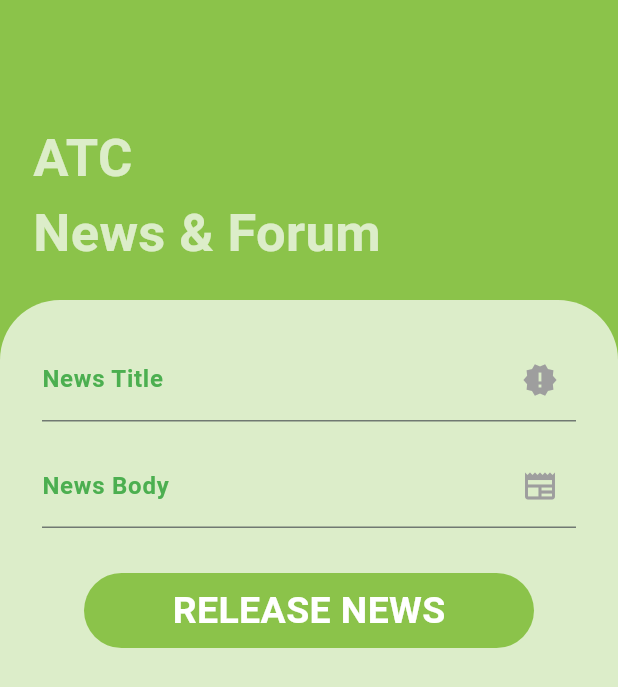
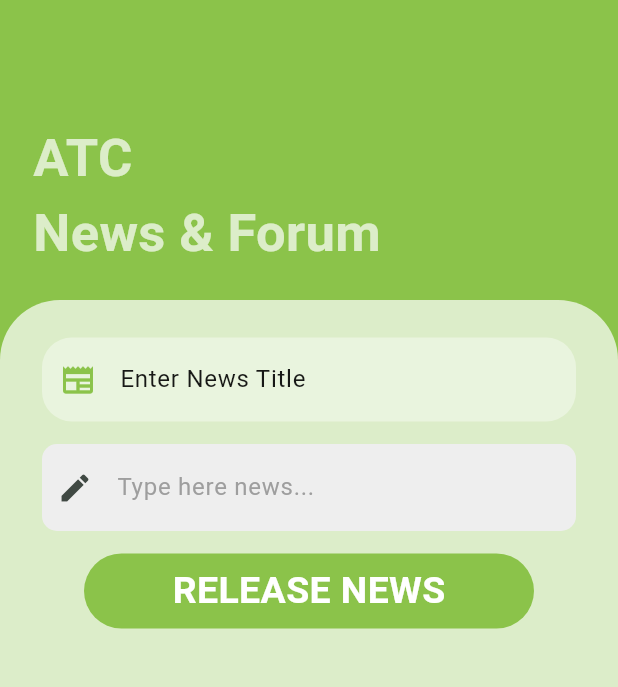
Before and after one commit to roja18/news_forums_app, a Flutter app: the AdminNews screen opened directly, after a tap on the "add to queue" icon, on a phone screen of 412 x 824 dp. Shown: the top 687 px of the screen. Run offline on Flutter 3.47's test engine with Material 3 defaults, Android fonts, the phone set to English and light mode, and no system bars; our stand-ins replace cloud_firestore, firebase_auth, firebase_core; accounts and stored records are empty.

Commit message:
done news send

```diff
--- a/lib/screens/admin_add_news.dart
+++ b/lib/screens/admin_add_news.dart
@@ -1,13 +1,53 @@
 import 'package:flutter/material.dart';
+import 'package:cloud_firestore/cloud_firestore.dart'; // Import Firestore library
+import 'admin_news.dart';
+import 'component/reusable_widget.dart';
 
 class AdminAddNews extends StatefulWidget {
-  const AdminAddNews({super.key});
+  const AdminAddNews({Key? key}) : super(key: key);
 
   @override
   State<AdminAddNews> createState() => _AdminAddNewsState();
 }
 
 class _AdminAddNewsState extends State<AdminAddNews> {
+  TextEditingController _newsController = TextEditingController();
+  TextEditingController _textEditingController = TextEditingController();
+
+  // Function to add news to Firestore collection
+  Future<void> _addNewsToFirestore(String newsTitle, String newsContent) async {
+    try {
+      // Get a reference to the Firestore collection
+      CollectionReference newsCollection =
+          FirebaseFirestore.instance.collection('news');
+
+      // Add a new document with auto-generated ID
+      await newsCollection.add({
+        'title': newsTitle,
+        'content': newsContent,
+        'timestamp': DateTime.now(), // Optional: Include a timestamp
+      });
+
+      // Show a success message
+      ScaffoldMessenger.of(context).showSnackBar(
+        SnackBar(
+          content: Text('News added successfully!'),
+          backgroundColor: Colors.green,
+        ),
+      );
+      Navigator.push(
+          context, MaterialPageRoute(builder: (context) => AdminNews()));
+    } catch (error) {
+      // Show an error message
+      ScaffoldMessenger.of(context).showSnackBar(
+        SnackBar(
+          content: Text('Failed to add news: $error'),
+          backgroundColor: Colors.red,
+        ),
+      );
+    }
+  }
+
   @override
   Widget build(BuildContext context) {
     return Scaffold(
@@ -24,7 +64,8 @@ class _AdminAddNewsState extends State<AdminAddNews> {
                 style: TextStyle(
                   fontSize: 35,
                   color: Colors.white70,
-                  fontWeight: FontWeight.bold),
+                  fontWeight: FontWeight.bold,
+                ),
               ),
             ),
           ),
@@ -46,35 +87,30 @@ class _AdminAddNewsState extends State<AdminAddNews> {
                   child: Column(
                     mainAxisAlignment: MainAxisAlignment.center,
                     children: [
-                    const TextField(
-                      decoration: InputDecoration(
-                          suffixIcon: Icon(
-                            Icons.new_releases,
-                            color: Colors.grey,
-                          ),
-                          label: Text(
-                            "News Title",
-                            style: TextStyle(
-                                fontWeight: FontWeight.bold,
-                                color: Colors.green),
-                          )),
+                      reusableTextFild(
+                        "Enter News Title",
+                        Icons.newspaper,
+                        false,
+                        _newsController,
                       ),
                       const SizedBox(height: 15),
-                    const TextField(
-                      decoration: InputDecoration(
-                          suffixIcon: Icon(
-                            Icons.newspaper,
-                            color: Colors.grey,
+                      ReusableTextareaFild(
+                        controller: _textEditingController,
+                        hintText: 'Type here news...',
+                        icon: Icons.edit,
+                        isPasswordType: false,
                       ),
-                          label: Text(
-                            "News Body",
-                            style: TextStyle(
-                                fontWeight: FontWeight.bold,
-                                color: Colors.green),
-                          )),
-                    ),
-                    const SizedBox(height: 30),
-                    Container(
+                      const SizedBox(height: 15),
+                      GestureDetector(
+                        onTap: () {
+                          // Extract text from controllers
+                          String newsTitle = _newsController.text;
+                          String newsContent = _textEditingController.text;
+
+                          // Call function to add news to Firestore
+                          _addNewsToFirestore(newsTitle, newsContent);
+                        },
+                        child: Container(
                           height: 50,
                           width: 300,
                           decoration: BoxDecoration(
@@ -87,7 +123,9 @@ class _AdminAddNewsState extends State<AdminAddNews> {
                               style: TextStyle(
                                 fontSize: 25,
                                 fontWeight: FontWeight.bold,
-                              color: Colors.white),
+                                color: Colors.white,
+                              ),
+                            ),
                           ),
                         ),
                       ),
@@ -97,8 +135,9 @@ class _AdminAddNewsState extends State<AdminAddNews> {
                 ),
               ),
             ),
-        )
+          ),
         ],
-    ));
+      ),
+    );
   }
 }
--- a/lib/screens/admin_news.dart
+++ b/lib/screens/admin_news.dart
@@ -1,8 +1,10 @@
 import 'package:flutter/material.dart';
+import 'package:cloud_firestore/cloud_firestore.dart'; // Import Firestore library
+import 'package:intl/intl.dart'; // Import intl library for date formatting
 import 'package:news_and_forums/screens/admin_add_news.dart';
 
 class AdminNews extends StatefulWidget {
-  const AdminNews({super.key});
+  const AdminNews({Key? key}) : super(key: key);
 
   @override
   State<AdminNews> createState() => _AdminNewsState();
@@ -17,22 +19,23 @@ class _AdminNewsState extends State<AdminNews> {
           Container(
             height: double.infinity,
             width: double.infinity,
-              decoration: const BoxDecoration(color: Colors.lightGreen),
-              child: const Padding(
-                padding: EdgeInsets.only(top: 80.0, left: 22.0),
-                child: Text(
+            decoration: BoxDecoration(color: Colors.lightGreen),
+            child: Padding(
+              padding: const EdgeInsets.only(top: 80.0, left: 22.0),
+              child: const Text(
                 "ATC \nNews & Forum",
                 style: TextStyle(
                   fontSize: 35,
                   color: Colors.white70,
-                      fontWeight: FontWeight.bold),
+                  fontWeight: FontWeight.bold,
+                ),
               ),
             ),
           ),
           Padding(
             padding: const EdgeInsets.only(top: 200.0),
             child: Container(
-                decoration: const BoxDecoration(
+              decoration: BoxDecoration(
                 borderRadius: BorderRadius.only(
                   topLeft: Radius.circular(40),
                   topRight: Radius.circular(40),
@@ -42,7 +45,8 @@ class _AdminNewsState extends State<AdminNews> {
               height: double.infinity,
               width: double.infinity,
               child: Padding(
-                  padding: EdgeInsets.only(top: 10, left: 28.0, right: 28.0),
+                padding:
+                    const EdgeInsets.only(top: 10, left: 28.0, right: 28.0),
                 child: SingleChildScrollView(
                   child: Column(
                     mainAxisAlignment: MainAxisAlignment.center,
@@ -51,34 +55,65 @@ class _AdminNewsState extends State<AdminNews> {
                         'News List',
                         style: TextStyle(
                           fontWeight: FontWeight.bold,
-                              color: Color.fromARGB(255, 9, 117, 14)),
+                          color: Color.fromARGB(255, 9, 117, 14),
+                        ),
                       ),
                       SizedBox(height: 5),
-                        Card(
-                          child: SizedBox(
-                            height: 120,
-                            child: Padding(
-                              padding: const EdgeInsets.only(left: 10.0),
-                              child: Row(
-                                children: [
-                                  Image.asset(
-                                    'image/newz.png',
-                                    width: 100,
-                                  ),
-                                  const SizedBox(width: 5),
-                                  const Column(
-                                    mainAxisAlignment: MainAxisAlignment.center,
+                      // Display news articles from Firestore
+                      StreamBuilder<QuerySnapshot>(
+                        stream: FirebaseFirestore.instance
+                            .collection('news')
+                            .snapshots(),
+                        builder: (context, snapshot) {
+                          if (snapshot.connectionState ==
+                              ConnectionState.waiting) {
+                            return CircularProgressIndicator(); // Display loading indicator while fetching data
+                          }
+                          if (snapshot.hasError) {
+                            return Text('Error: ${snapshot.error}');
+                          }
+                          // If data is available, display news articles
+                          return ListView.builder(
+                            shrinkWrap: true,
+                            itemCount: snapshot.data!.docs.length,
+                            itemBuilder: (context, index) {
+                              var news = snapshot.data!.docs[index];
+                              // Format timestamp to a readable format
+                              var timestamp =
+                                  (news['timestamp'] as Timestamp).toDate();
+                              var formattedDate = DateFormat.yMMMMd()
+                                  .add_jm()
+                                  .format(timestamp);
+                              return Card(
+                                child: ListTile(
+                                  leading: Image.asset('image/newz.png',
+                                      width: 60), // Reduce image size
+                                  title: Text(
+                                    news['title'],
+                                    style:
+                                        TextStyle(fontWeight: FontWeight.bold),
+                                  ), // Display news title
+                                  subtitle: Column(
                                     crossAxisAlignment:
                                         CrossAxisAlignment.start,
                                     children: [
-                                      Text('Heading'),
-                                      Text('Contents........'),
+                                      Text(news[
+                                          'content']), // Display news content
+                                      Row(
+                                        children: [
+                                          Text(
+                                            formattedDate,
+                                            style: TextStyle(color: Colors.green),
+                                          ),
                                         ],
-                                  )
+                                      ), // Display formatted date
                                     ],
                                   ),
                                 ),
-                          ),
+                              );
+                            },
+                          );
+                        },
                       ),
                     ],
                   ),
@@ -90,10 +125,11 @@ class _AdminNewsState extends State<AdminNews> {
       ),
       floatingActionButton: FloatingActionButton(
         onPressed: () {
-            Navigator.push(context,
-                MaterialPageRoute(builder: (context) => AdminAddNews()));
+          Navigator.push(
+              context, MaterialPageRoute(builder: (context) => AdminAddNews()));
         },
         child: Icon(Icons.add_to_queue),
-        ));
+      ),
+    );
   }
 }
--- a/lib/screens/component/reusable_widget.dart
+++ b/lib/screens/component/reusable_widget.dart
@@ -112,3 +112,40 @@ Container signInSignoutbutton(
     ),
   );
 }
+
+class ReusableTextareaFild extends StatelessWidget {
+  final TextEditingController controller;
+  final String hintText;
+  final IconData icon;
+  final bool isPasswordType;
+
+  ReusableTextareaFild({
+    required this.controller,
+    required this.hintText,
+    required this.icon,
+    this.isPasswordType = false,
+  });
+
+  @override
+  Widget build(BuildContext context) {
+    return Container(
+      padding: EdgeInsets.symmetric(vertical: 5, horizontal: 10),
+      decoration: BoxDecoration(
+        color: Colors.grey[200],
+        borderRadius: BorderRadius.circular(10),
+      ),
+      child: TextFormField(
+        controller: controller,
+        obscureText: isPasswordType,
+        maxLines: null, // Allow unlimited number of lines
+        keyboardType: TextInputType.multiline, // Enable multiline input
+        decoration: InputDecoration(
+          hintText: hintText,
+          hintStyle: TextStyle(color: Colors.grey),
+          border: InputBorder.none,
+          icon: Icon(icon),
+        ),
+      ),
+    );
+  }
+}
--- a/lib/screens/login.dart
+++ b/lib/screens/login.dart
@@ -1,7 +1,5 @@
 import 'package:firebase_auth/firebase_auth.dart';
-import 'package:flutter/cupertino.dart';
 import 'package:flutter/material.dart';
-import 'package:flutter/widgets.dart';
 import 'package:news_and_forums/screens/admin_home.dart';
 import 'package:news_and_forums/screens/regster.dart';
 
--- a/pubspec.yaml
+++ b/pubspec.yaml
@@ -37,6 +37,8 @@ dependencies:
   cupertino_icons: ^1.0.6
   firebase_core: ^2.5.2
   firebase_auth: ^4.4.0
+  cloud_firestore: ^4.17.5
+  intl: ^0.19.0
 
 dev_dependencies:
   flutter_test:
```
Also changed, not shown: pubspec.lock, 4 other files. Lines whose indentation alone changed are shown as unchanged.
